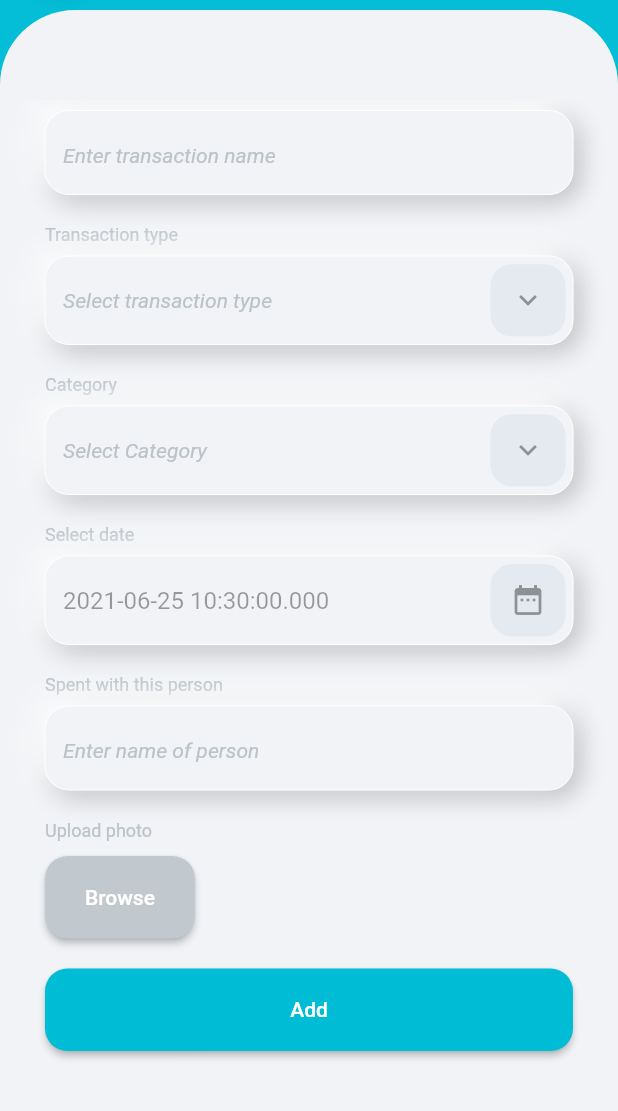
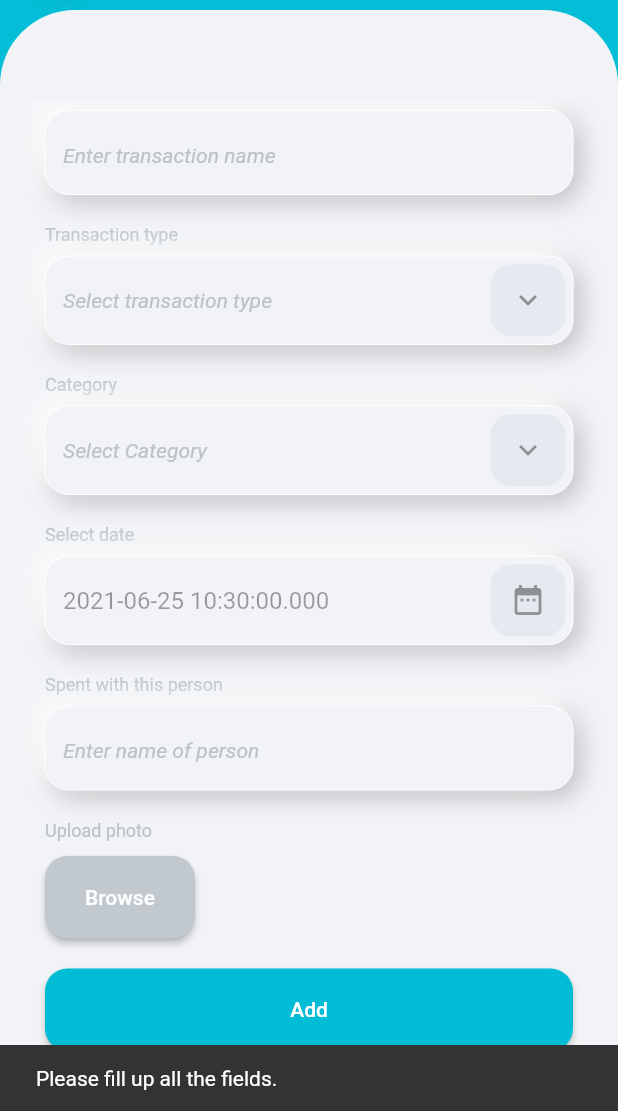
Before and after one commit to danacealfonso/kwartracker, a Flutter app: the TransactionAddDetailsPage screen opened by its route, scrolled down 111 dp, after a tap on "Add", on a phone screen of 412 x 824 dp, the part 125-1236 px from its top. Run offline on Flutter 3.47's test engine with Material 2 defaults, Android fonts, the phone set to English and light mode, and no system bars; our stand-ins replace carousel_slider, cloud_firestore, file_picker, firebase_auth, firebase_core, firebase_storage and 2 more; missing offline and left inert: flutter_iconpicker; accounts and stored records are empty.

```diff
--- a/lib/views/pages/signUp/signUp.dart
+++ b/lib/views/pages/signUp/signUp.dart
@@ -146,6 +146,7 @@ class _LoginPageState extends State<SignUpPage> with TickerProviderStateMixin {
     return ModalProgressHUD(
       inAsyncCall: showSpinner,
       child: Scaffold(
+        resizeToAvoidBottomInset:false,
         backgroundColor: ColorConstants.cyan,
         appBar: headerNav(
           title: title(),
--- a/lib/views/pages/transactions/transactionAddDetails.dart
+++ b/lib/views/pages/transactions/transactionAddDetails.dart
@@ -1,6 +1,10 @@
+import 'dart:io';
+import 'dart:math';
 import 'package:cloud_firestore/cloud_firestore.dart';
+import 'package:file_picker/file_picker.dart';
 import 'package:firebase_auth/firebase_auth.dart';
 import 'package:flutter/material.dart';
+import 'package:kwartracker/model/firestoreData.dart';
 import 'package:kwartracker/util/colorConstants.dart';
 import 'package:kwartracker/views/widgets/cBody.dart';
 import 'package:kwartracker/views/widgets/cButton.dart';
@@ -9,6 +13,7 @@ import 'package:kwartracker/views/widgets/cDropdownTextField.dart';
 import 'package:kwartracker/views/widgets/cTextField.dart';
 import 'package:modal_progress_hud/modal_progress_hud.dart';
 import 'package:flutter/services.dart';
+import 'package:provider/provider.dart';
 import '../../widgets/headerNav.dart';
 
 class TransactionAddDetailsPage extends StatefulWidget {
@@ -20,18 +25,16 @@ class TransactionAddDetailsPage extends StatefulWidget {
 }
 
 class _TransactionAddDetailsPageState extends State<TransactionAddDetailsPage> {
-  final _fireStore = FirebaseFirestore.instance;
-  final _auth = FirebaseAuth.instance;
   String fName = "";
   String fType = "";
   String fCategory = "";
   String fCategoryID = "";
   bool enableAddButton = false;
-  bool showSpinner = false;
   String fPersonName = "";
+  File? file;
   late final String fDate;
   late final String fPhoto;
-  final categoryList = <PopupMenuEntry>[];
+  List<PopupMenuEntry<dynamic>> categoryList = <PopupMenuEntry>[];
   var txtAmount = TextEditingController();
   var actionButtons = [
     TextButton(
@@ -45,41 +48,32 @@ class _TransactionAddDetailsPageState extends State<TransactionAddDetailsPage> {
     if (fName.isEmpty) validate = false;
     if (fType.isEmpty) validate = false;
     if (fCategory.isEmpty) validate = false;
+    if (fPersonName.isEmpty) validate = false;
+    if (fCategory.isEmpty) validate = false;
+    if (fType.isEmpty) validate = false;
+    if (txtAmount.text.isEmpty) validate = false;
+    if (file == null) validate = false;
+    if (widget.walletID == null) validate = false;
 
-    if (validate == true)
+    if (validate == true) {
+      setState(() {
         enableAddButton = true;
+      });
+    } else {
+      ScaffoldMessenger.of(context)
+          .showSnackBar( SnackBar(
+        content: Text("Please fill up all the fields."),
+        duration: Duration(milliseconds: 2000),
+      ), );
+    }
 
     return validate;
   }
 
   @override
   void initState() {
+
     super.initState();
-    _getData();
-  }
-
-  Future<Null> _getData() async {
-    var query = _fireStore.collection("categories")
-        .orderBy("name");
-    query.get().then((documentSnapshot) {
-      categoryList.clear();
-      if (documentSnapshot.docs.length > 0) {
-        if (mounted) {
-            for (var category in documentSnapshot.docs) {
-              String categoryName = category.data()["name"];
-              String categoryID = category.id;
-
-              List value = [categoryID, categoryName];
-
-              categoryList.add(PopupMenuItem<List>(
-                  child: Text(categoryName), value: value)
-              );
-            }
-        }
-      }
-    });
-
-    return null;
   }
 
   DateTime _date = DateTime.now();
@@ -99,9 +93,46 @@ class _TransactionAddDetailsPageState extends State<TransactionAddDetailsPage> {
     }
   }
 
+  Future selectFile() async {
+    final result = await FilePicker
+      .platform.pickFiles(
+        allowMultiple: false,
+        type: FileType.image,
+      );
+
+    if (result == null) return;
+    final path = result.files.single.path!;
+    setState(() => file = File(path));
+
+  }
+
+  void saveAndUpload() {
+    if (validateFields() == true) {
+      Provider.of<FirestoreData>(context, listen: false).saveTransaction(
+        context: context,
+        transDate: _date,
+        walletID: widget.walletID.toString(),
+        spentPerson: fPersonName,
+        file: file!,
+        catID: fCategoryID,
+        transName: fName,
+        transType: fType,
+        amount: double.parse(txtAmount.text),
+      );
+
+    } else {
+      ScaffoldMessenger.of(context)
+        .showSnackBar( SnackBar(
+        content: Text("Please fill up all the fields."),
+        duration: Duration(milliseconds: 2000),
+      ), );
+    }
+  }
+
   @override
   Widget build(BuildContext context) {
-    _getData();
+    final fileName = file != null ? file!.path.split('/').last : "";
+
     Widget title() {
       return Text(
         "Add Transaction",
@@ -109,6 +140,15 @@ class _TransactionAddDetailsPageState extends State<TransactionAddDetailsPage> {
     }
 
     Widget content() {
+      return Consumer<FirestoreData>(
+          builder: (context, firestoreData, child) {
+            categoryList = firestoreData.categoriesList.map((item) {
+              return PopupMenuItem<List>(
+                  child: Text(item["name"]),
+                  value: [item["id"], item["name"]]
+              );
+            }).toList();
+
             return Container(
               margin: const EdgeInsets.only(top: 30),
               child: ListView(
@@ -117,11 +157,8 @@ class _TransactionAddDetailsPageState extends State<TransactionAddDetailsPage> {
                     Center(child: Text("Enter amount"),),
                     Center(child: TextField(
                         autofocus: true,
-              keyboardType: TextInputType.number,
+                        keyboardType: TextInputType.numberWithOptions(decimal: true),
                         textAlign: TextAlign.center,
-                inputFormatters: <TextInputFormatter>[
-                  FilteringTextInputFormatter.digitsOnly
-                ],
                         style: TextStyle(
                             fontSize: 40,
                             color: ColorConstants.black
@@ -208,47 +245,46 @@ class _TransactionAddDetailsPageState extends State<TransactionAddDetailsPage> {
                           )
                       ),
                     ),
-            Align(
+                    (file == null)? Align(
                       alignment: Alignment.centerLeft,
                       child: Container(
                         width: 100,
                         child: CButton(
                             text: "Browse",
                             backgroundColor: ColorConstants.grey3,
-                  onPressed: () {}
+                            onPressed: () { selectFile(); }
                         ),
                       ),
+                    ):Column(
+                      children: [
+                        GestureDetector(
+                          onTap: () {
+                            selectFile();
+                          },
+                          child: Container(
+                            child: Image.file(file!),
+                            decoration: BoxDecoration(
+                              color: ColorConstants.grey,
+                            borderRadius: BorderRadius.circular(16),
+                            )
+                          ),
+                        ),
+                        Align(
+                          alignment: Alignment.centerLeft,
+                          child: Text(fileName, style:
+                            TextStyle(fontSize: 12,
+                            fontStyle: FontStyle.italic,
+                            color: ColorConstants.grey3)
+                          ),
+                        )
+                      ],
                     ),
                     Container(
                       width: double.infinity,
                       child: CButton(
                         text: "Add",
                         onPressed: () {
-                  if (validateFields() == true) {
-                    setState(() => showSpinner = true);
-                    try{
-                      _fireStore.collection("transactions").add({
-                        'uID' : _auth.currentUser!.uid,
-                        'wallet' : widget.walletID,
-                        'amount' : txtAmount.text,
-                        'name' : fName,
-                        'type' : fType,
-                        'category' : fCategoryID,
-                        'fDate' : _date,
-                        'spentPerson' : fPersonName,
-                        'created_at': FieldValue.serverTimestamp()
-                      }).then((value) {
-                        setState(() {
-                          showSpinner = false;
-                          Navigator.of(context).popUntil(
-                              ModalRoute.withName('/transactions')
-                          );
-                        });
-                      });
-                    } catch (e) {
-                      setState(() => showSpinner = false);
-                    }
-                  }
+                          saveAndUpload();
                         }
                       ),
                     ),
@@ -256,11 +292,13 @@ class _TransactionAddDetailsPageState extends State<TransactionAddDetailsPage> {
               ),
             );
           }
+      );
+    }
 
     return Container(
       width: MediaQuery.of(context).size.width,
       child: ModalProgressHUD(
-        inAsyncCall: showSpinner,
+        inAsyncCall: Provider.of<FirestoreData>(context).showSpinner,
         child: Scaffold(
           backgroundColor: Color(0xFF03BED6),
           appBar: headerNav(
--- a/lib/views/widgets/cButton.dart
+++ b/lib/views/widgets/cButton.dart
@@ -23,7 +23,7 @@ class CButton extends StatelessWidget {
         child: MaterialButton(
           height: 55,
           shape: RoundedRectangleBorder(
-              borderRadius: new BorderRadius.circular(15)),
+          borderRadius: new BorderRadius.circular(15)),
           onPressed: onPressed,
           child: Row(
             mainAxisAlignment: MainAxisAlignment.center,
--- a/pubspec.yaml
+++ b/pubspec.yaml
@@ -11,19 +11,23 @@ dependencies:
   cupertino_icons: ^1.0.3
   intl: ^0.17.0
   provider: ^5.0.0
+  permission_handler: ^8.1.1
   flutter_svg: ^0.22.0
   horizontal_card_pager: ^1.1.1
   firebase_core: ^1.3.0
   firebase_auth: ^1.4.1
   cloud_firestore: ^2.2.2
+  firebase_storage: ^8.1.3
   firebase_core_web: ^1.1.0
   firebase_auth_web: ^1.3.1
   cloud_firestore_web: ^2.1.2
+  firebase_storage_web: ^1.1.2
   modal_progress_hud: ^0.1.3
   fluttertoast: ^8.0.7
   carousel_slider: ^4.0.0
   dropdownfield: ^1.0.3
   flutter_iconpicker: ^3.0.2
+  file_picker: ^3.0.3
 
 dev_dependencies:
   flutter_test:
```
Also changed, not shown: lib/model/firestoreData.dart (+72 -9 lines), lib/views/pages/home/home.dart (+19 -21 lines), lib/views/pages/profile/profile.dart (+3 -8 lines), lib/views/pages/transactions/transactions.dart (+2 -11 lines), lib/views/pages/wallets/wallets.dart (indentation only), pubspec.lock, 3 other files. Lines whose indentation alone changed are shown as unchanged.
